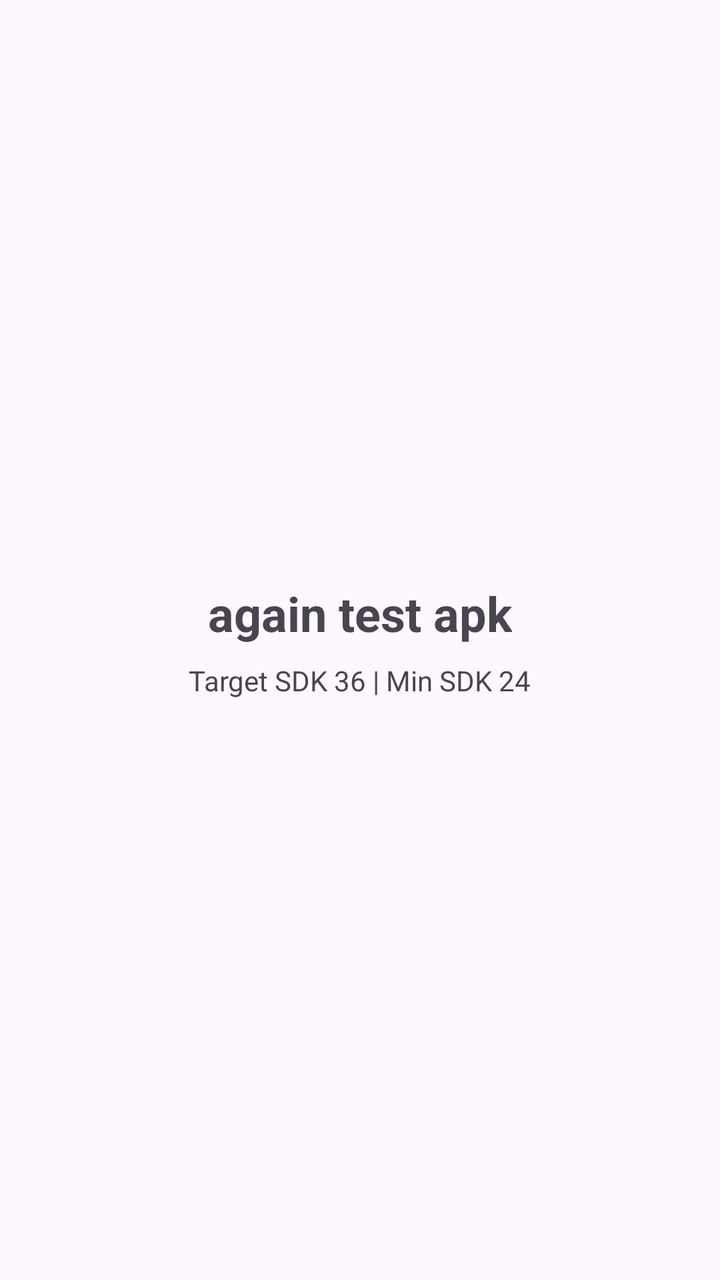
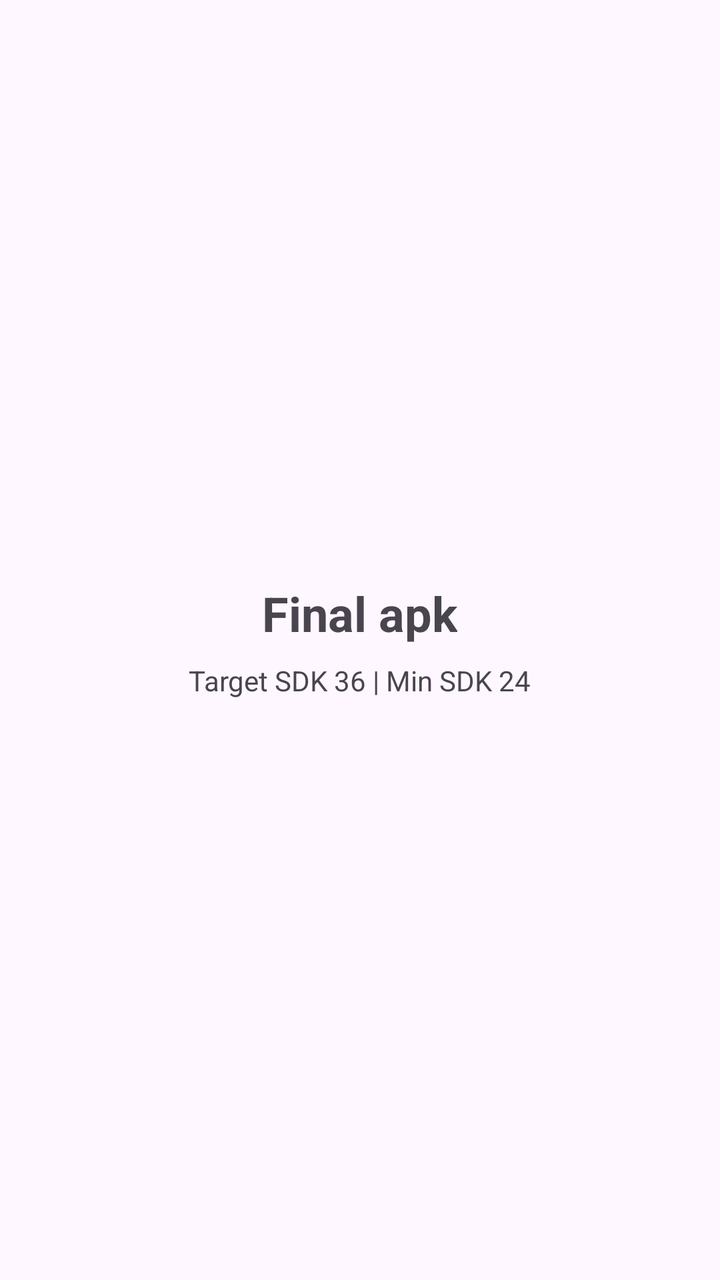

Compare the two renders of this Android layout. The source of the first and the diff that turns it into the second are given below.
<!-- AndroidManifest.xml: application theme Theme.AudioRecorder -->
<!-- res/layout/activity_main.xml -->
<?xml version="1.0" encoding="utf-8"?>
<LinearLayout xmlns:android="http://schemas.android.com/apk/res/android"
    android:layout_width="match_parent"
    android:layout_height="match_parent"
    android:gravity="center"
    android:orientation="vertical"
    android:padding="24dp">

    <TextView
        android:layout_width="wrap_content"
        android:layout_height="wrap_content"
        android:text="again test apk"
        android:textSize="24sp"
        android:textStyle="bold" />

    <TextView
        android:layout_width="wrap_content"
        android:layout_height="wrap_content"
        android:layout_marginTop="8dp"
        android:text="Target SDK 36 | Min SDK 24"
        android:textSize="14sp" />

</LinearLayout>
<!-- resources referenced by this layout -->
<resources>
  <style name="Theme.AudioRecorder" parent="Theme.Material3.DayNight.NoActionBar" />
</resources>

<!-- the commit's change to res/layout/activity_main.xml (unified diff, before → after) -->
@@ -9,7 +9,7 @@
     <TextView
         android:layout_width="wrap_content"
         android:layout_height="wrap_content"
-        android:text="again test apk"
+        android:text="Final apk"
         android:textSize="24sp"
         android:textStyle="bold" />
 
